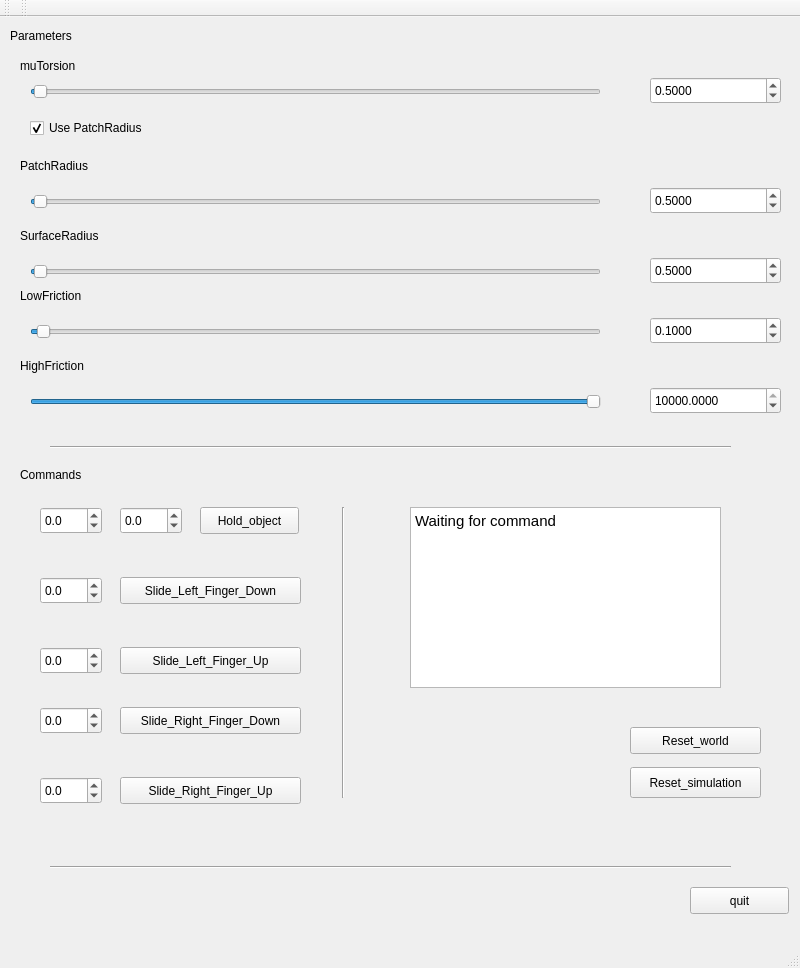
First picture: the form in ros_ws/src/projects/dexterous_in_hand_manip/simulation_ui/forms/mainWindow.ui, repository galenbr/2021ActiveVision, before the edit.
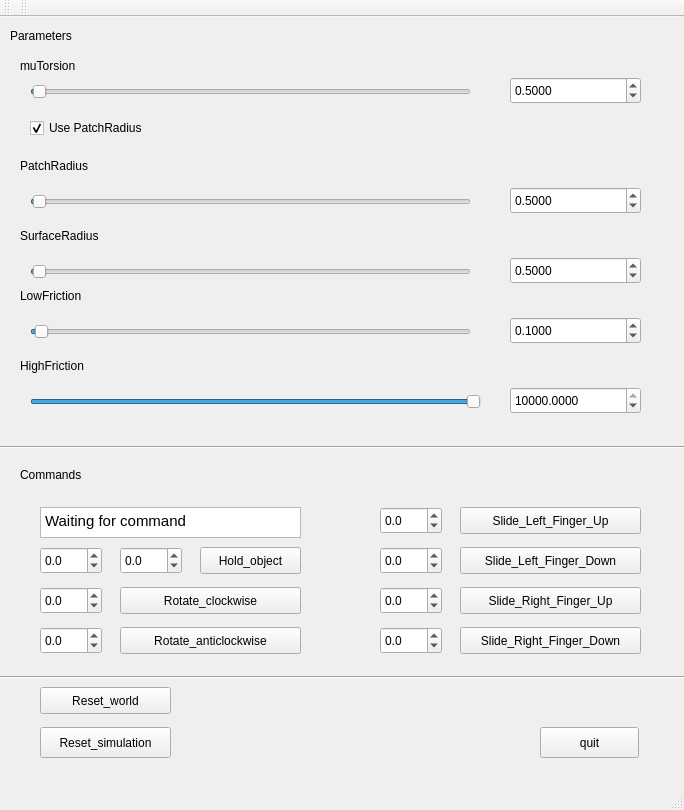
Second picture: the form after the edit.

Diff of the .ui file:
```diff
--- a/ros_ws/src/projects/dexterous_in_hand_manip/simulation_ui/forms/mainWindow.ui
+++ b/ros_ws/src/projects/dexterous_in_hand_manip/simulation_ui/forms/mainWindow.ui
@@ -6,8 +6,8 @@
    <rect>
     <x>0</x>
     <y>0</y>
-    <width>800</width>
-    <height>968</height>
+    <width>684</width>
+    <height>810</height>
    </rect>
   </property>
   <property name="windowTitle">
@@ -19,7 +19,7 @@
      <rect>
       <x>30</x>
       <y>60</y>
-      <width>571</width>
+      <width>441</width>
       <height>29</height>
      </rect>
     </property>
@@ -41,7 +41,7 @@
      <rect>
       <x>30</x>
       <y>170</y>
-      <width>571</width>
+      <width>441</width>
       <height>29</height>
      </rect>
     </property>
@@ -60,7 +60,7 @@
      <rect>
       <x>30</x>
       <y>240</y>
-      <width>571</width>
+      <width>441</width>
       <height>29</height>
      </rect>
     </property>
@@ -116,10 +116,10 @@
    <widget class="QPushButton" name="quit_button">
     <property name="geometry">
      <rect>
-      <x>690</x>
-      <y>870</y>
+      <x>540</x>
+      <y>710</y>
       <width>99</width>
-      <height>27</height>
+      <height>31</height>
      </rect>
     </property>
     <property name="text">
@@ -144,7 +144,7 @@
      <rect>
       <x>30</x>
       <y>300</y>
-      <width>571</width>
+      <width>441</width>
       <height>29</height>
      </rect>
     </property>
@@ -163,7 +163,7 @@
      <rect>
       <x>30</x>
       <y>370</y>
-      <width>571</width>
+      <width>451</width>
       <height>29</height>
      </rect>
     </property>
@@ -206,9 +206,9 @@
    <widget class="Line" name="line">
     <property name="geometry">
      <rect>
-      <x>50</x>
+      <x>0</x>
       <y>420</y>
-      <width>681</width>
+      <width>801</width>
       <height>20</height>
      </rect>
     </property>
@@ -233,8 +233,8 @@
     <property name="geometry">
      <rect>
       <x>200</x>
-      <y>490</y>
-      <width>99</width>
+      <y>530</y>
+      <width>101</width>
       <height>27</height>
      </rect>
     </property>
@@ -245,8 +245,8 @@
    <widget class="QPushButton" name="pushButton_SlideLeftFingerDown">
     <property name="geometry">
      <rect>
-      <x>120</x>
-      <y>560</y>
+      <x>460</x>
+      <y>530</y>
       <width>181</width>
       <height>27</height>
      </rect>
@@ -258,8 +258,8 @@
    <widget class="QPushButton" name="pushButton_SlideLeftFingerUp">
     <property name="geometry">
      <rect>
-      <x>120</x>
-      <y>630</y>
+      <x>460</x>
+      <y>490</y>
       <width>181</width>
       <height>27</height>
      </rect>
@@ -271,8 +271,8 @@
    <widget class="QPushButton" name="pushButton_SlideRightFingerDown">
     <property name="geometry">
      <rect>
-      <x>120</x>
-      <y>690</y>
+      <x>460</x>
+      <y>610</y>
       <width>181</width>
       <height>27</height>
      </rect>
@@ -284,8 +284,8 @@
    <widget class="QPushButton" name="pushButton_SlideRightFingerUp">
     <property name="geometry">
      <rect>
-      <x>120</x>
-      <y>760</y>
+      <x>460</x>
+      <y>570</y>
       <width>181</width>
       <height>27</height>
      </rect>
@@ -297,8 +297,8 @@
    <widget class="QPushButton" name="pushButton_ResetWorld">
     <property name="geometry">
      <rect>
-      <x>630</x>
-      <y>710</y>
+      <x>40</x>
+      <y>670</y>
       <width>131</width>
       <height>27</height>
      </rect>
@@ -310,8 +310,8 @@
    <widget class="QPushButton" name="pushButton_ResetSimulation">
     <property name="geometry">
      <rect>
-      <x>630</x>
-      <y>750</y>
+      <x>40</x>
+      <y>710</y>
       <width>131</width>
       <height>31</height>
      </rect>
@@ -320,25 +320,12 @@
      <string>Reset_simulation</string>
     </property>
    </widget>
-   <widget class="Line" name="line_2">
-    <property name="geometry">
-     <rect>
-      <x>333</x>
-      <y>490</y>
-      <width>20</width>
-      <height>291</height>
-     </rect>
-    </property>
-    <property name="orientation">
-     <enum>Qt::Vertical</enum>
-    </property>
-   </widget>
    <widget class="Line" name="line_3">
     <property name="geometry">
      <rect>
-      <x>50</x>
-      <y>840</y>
-      <width>681</width>
+      <x>0</x>
+      <y>650</y>
+      <width>801</width>
       <height>20</height>
      </rect>
     </property>
@@ -350,7 +337,7 @@
     <property name="geometry">
      <rect>
       <x>40</x>
-      <y>490</y>
+      <y>530</y>
       <width>62</width>
       <height>27</height>
      </rect>
@@ -372,7 +359,7 @@
     <property name="geometry">
      <rect>
       <x>120</x>
-      <y>490</y>
+      <y>530</y>
       <width>62</width>
       <height>27</height>
      </rect>
@@ -393,8 +380,8 @@
    <widget class="QDoubleSpinBox" name="spinbox_SlideLeftFingerDown">
     <property name="geometry">
      <rect>
-      <x>40</x>
-      <y>560</y>
+      <x>380</x>
+      <y>530</y>
       <width>62</width>
       <height>27</height>
      </rect>
@@ -415,8 +402,8 @@
    <widget class="QDoubleSpinBox" name="spinbox_SlideLeftFingerUp">
     <property name="geometry">
      <rect>
-      <x>40</x>
-      <y>630</y>
+      <x>380</x>
+      <y>490</y>
       <width>62</width>
       <height>27</height>
      </rect>
@@ -437,8 +424,8 @@
    <widget class="QDoubleSpinBox" name="spinbox_SlideRightFingerDown">
     <property name="geometry">
      <rect>
-      <x>40</x>
-      <y>690</y>
+      <x>380</x>
+      <y>610</y>
       <width>62</width>
       <height>27</height>
      </rect>
@@ -459,8 +446,8 @@
    <widget class="QDoubleSpinBox" name="spinbox_SlideRightFingerUp">
     <property name="geometry">
      <rect>
-      <x>40</x>
-      <y>760</y>
+      <x>380</x>
+      <y>570</y>
       <width>62</width>
       <height>27</height>
      </rect>
@@ -481,10 +468,10 @@
    <widget class="QTextEdit" name="textEdit">
     <property name="geometry">
      <rect>
-      <x>410</x>
+      <x>40</x>
       <y>490</y>
-      <width>311</width>
-      <height>181</height>
+      <width>261</width>
+      <height>31</height>
      </rect>
     </property>
     <property name="html">
@@ -498,7 +485,7 @@
    <widget class="QDoubleSpinBox" name="spinbox_MuTorsion">
     <property name="geometry">
      <rect>
-      <x>650</x>
+      <x>510</x>
       <y>60</y>
       <width>131</width>
       <height>27</height>
@@ -517,7 +504,7 @@
    <widget class="QDoubleSpinBox" name="spinbox_PatchRadius">
     <property name="geometry">
      <rect>
-      <x>650</x>
+      <x>510</x>
       <y>170</y>
       <width>131</width>
       <height>27</height>
@@ -536,7 +523,7 @@
    <widget class="QDoubleSpinBox" name="spinbox_SurfaceRadius">
     <property name="geometry">
      <rect>
-      <x>650</x>
+      <x>510</x>
       <y>240</y>
       <width>131</width>
       <height>27</height>
@@ -555,7 +542,7 @@
    <widget class="QDoubleSpinBox" name="spinbox_LowFriction">
     <property name="geometry">
      <rect>
-      <x>650</x>
+      <x>510</x>
       <y>300</y>
       <width>131</width>
       <height>27</height>
@@ -574,7 +561,7 @@
    <widget class="QDoubleSpinBox" name="spinbox_HighFriction">
     <property name="geometry">
      <rect>
-      <x>650</x>
+      <x>510</x>
       <y>370</y>
       <width>131</width>
       <height>27</height>
@@ -609,6 +596,76 @@
      <bool>false</bool>
     </property>
    </widget>
+   <widget class="QDoubleSpinBox" name="spinbox_RotateAnticlockwise">
+    <property name="geometry">
+     <rect>
+      <x>40</x>
+      <y>610</y>
+      <width>62</width>
+      <height>27</height>
+     </rect>
+    </property>
+    <property name="decimals">
+     <number>1</number>
+    </property>
+    <property name="minimum">
+     <double>-0.800000000000000</double>
+    </property>
+    <property name="maximum">
+     <double>0.800000000000000</double>
+    </property>
+    <property name="singleStep">
+     <double>0.100000000000000</double>
+    </property>
+   </widget>
+   <widget class="QDoubleSpinBox" name="spinbox_RotateClockwise">
+    <property name="geometry">
+     <rect>
+      <x>40</x>
+      <y>570</y>
+      <width>62</width>
+      <height>27</height>
+     </rect>
+    </property>
+    <property name="decimals">
+     <number>1</number>
+    </property>
+    <property name="minimum">
+     <double>-0.800000000000000</double>
+    </property>
+    <property name="maximum">
+     <double>0.800000000000000</double>
+    </property>
+    <property name="singleStep">
+     <double>0.100000000000000</double>
+    </property>
+   </widget>
+   <widget class="QPushButton" name="pushButton_RotateAnticlockwise">
+    <property name="geometry">
+     <rect>
+      <x>120</x>
+      <y>610</y>
+      <width>181</width>
+      <height>27</height>
+     </rect>
+    </property>
+    <property name="text">
+     <string>Rotate_anticlockwise</string>
+    </property>
+   </widget>
+   <widget class="QPushButton" name="pushButton_RotateClockwise">
+    <property name="geometry">
+     <rect>
+      <x>120</x>
+      <y>570</y>
+      <width>181</width>
+      <height>27</height>
+     </rect>
+    </property>
+    <property name="text">
+     <string>Rotate_clockwise</string>
+    </property>
+   </widget>
   </widget>
   <widget class="QMenuBar" name="menubar">
    <property name="geometry">
```
Left out of the diff: 2 changed lines with no effect on the pictures.
